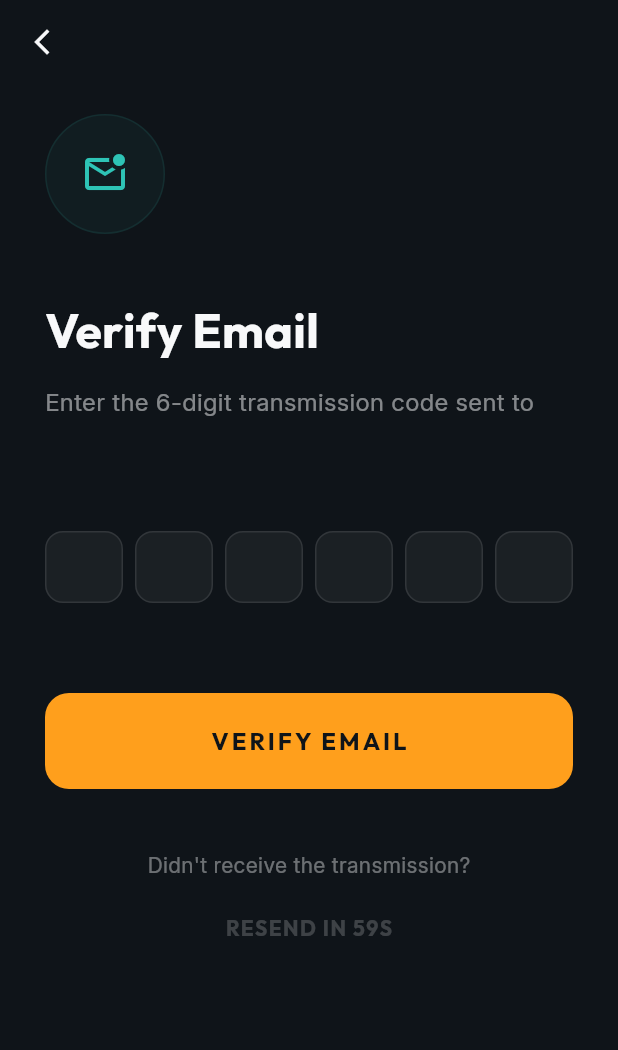
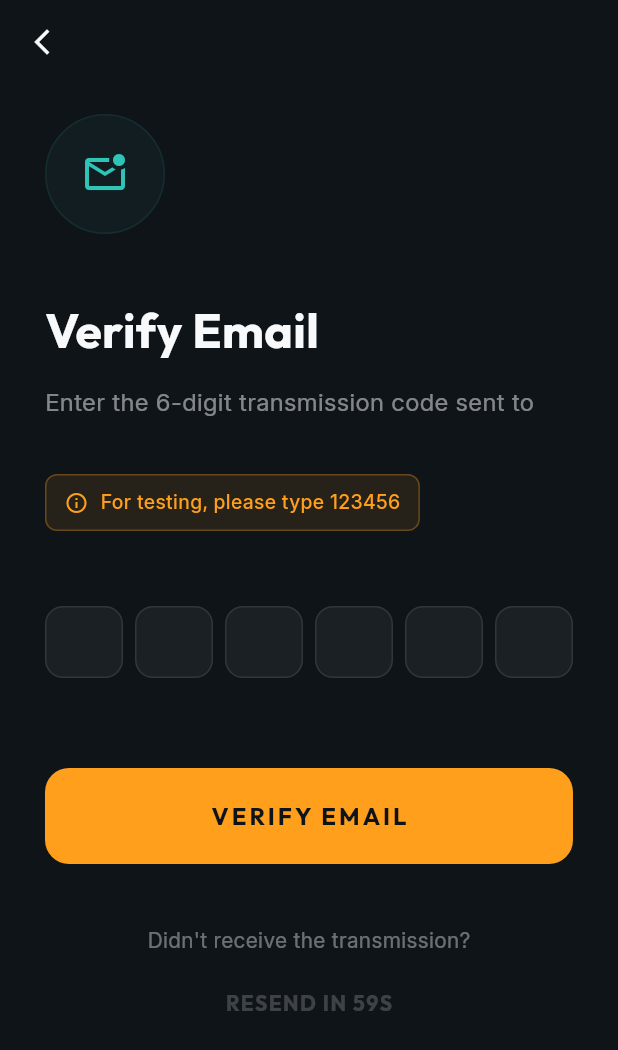
Before and after one commit to awais-ur-rehman/Nomadly, a Flutter app: the OTPScreen screen opened by its route, on a phone screen of 412 x 824 dp. Shown: the top 1050 px of the screen. Run offline on Flutter 3.47's test engine with Material 3 defaults, Android fonts, the phone set to English and light mode, and no system bars; our stand-ins replace cached_network_image, dio, flutter_card_swiper, flutter_dotenv, flutter_riverpod, flutter_secure_storage and 15 more; missing offline and left inert: mapbox_maps_flutter, purchases_flutter, purchases_ui_flutter; accounts and stored records are empty; network calls fail.

Commit message:
added: instructions for otp verification

```diff
--- a/lib/features/auth/presentation/screens/otp_screen.dart
+++ b/lib/features/auth/presentation/screens/otp_screen.dart
@@ -149,6 +149,31 @@ class _OTPScreenState extends ConsumerState<OTPScreen> {
                   height: 1.5,
                 ),
               ),
+              const SizedBox(height: 12),
+              Container(
+                padding: const EdgeInsets.symmetric(horizontal: 12, vertical: 8),
+                decoration: BoxDecoration(
+                  color: AppColors.primary.withOpacity(0.1),
+                  borderRadius: BorderRadius.circular(8),
+                  border: Border.all(color: AppColors.primary.withOpacity(0.3)),
+                ),
+                child: Row(
+                  mainAxisSize: MainAxisSize.min,
+                  children: [
+                    Icon(Icons.info_outline, color: AppColors.primary, size: 16),
+                    const SizedBox(width: 8),
+                    Text(
+                      'For testing, please type 123456',
+                      style: TextStyle(
+                        fontFamily: 'Inter',
+                        fontSize: 13,
+                        color: AppColors.primary,
+                        fontWeight: FontWeight.w500,
+                      ),
+                    ),
+                  ],
+                ),
+              ),
               const SizedBox(height: 50),
 
               // OTP Input Fields
--- a/lib/features/subscription/presentation/screens/subscription_screen.dart
+++ b/lib/features/subscription/presentation/screens/subscription_screen.dart
@@ -226,10 +226,12 @@ class _SubscriptionScreenState extends ConsumerState<SubscriptionScreen> {
                       price: 'Active',
                       period: '',
                       features: const [
+                        'Nomi AI — Unlimited smart queries',
+                        'AI-powered travel recommendations',
                         'Unlimited job posts',
+                        'Unlimited invite codes',
                         'Priority in search results',
                         'Verified Pro badge',
-                        'Advanced analytics',
                       ],
                       isCurrentPlan: true,
                       isPro: true,
--- a/pubspec.yaml
+++ b/pubspec.yaml
@@ -2,7 +2,7 @@ name: nomadly
 description: "Nomadly - A location-based social platform for digital nomads"
 publish_to: 'none'
 
-version: 1.0.0+4
+version: 1.0.0+5
 
 environment:
   sdk: ^3.10.7
```
